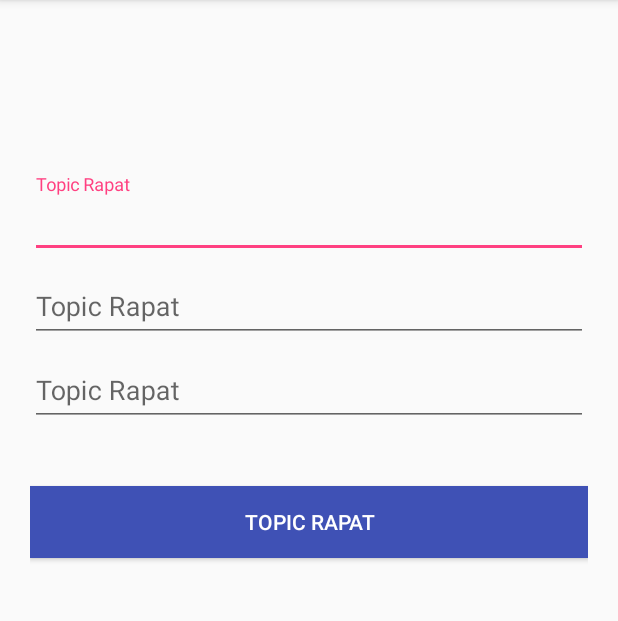
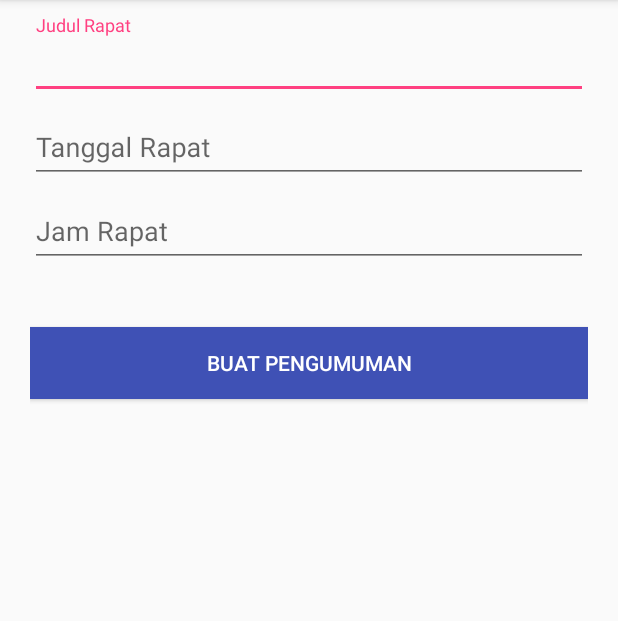
Before and after one commit to ewlight/aparat-androidapp, an Android app: the NewPengumumanActivity screen opened directly, with no data from a screen before it, on a phone screen of 412 x 824 dp, the part 84-705 px from its top. Run offline under Robolectric (Android 15) with nearby library versions, the light colour scheme and no system bars; libraries missing offline, so code that uses them is left out: com.lsjwzh.widget; plain views replace CircleProgressBar.

Commit message:
[EKA] Implement Date Picker on NewPengumuman

```diff
--- a/aparatapp/app/src/main/java/com/taracorpora/aparatapp/NewPengumumanActivity.java
+++ b/aparatapp/app/src/main/java/com/taracorpora/aparatapp/NewPengumumanActivity.java
@@ -1,17 +1,26 @@
 package com.taracorpora.aparatapp;
 
+import android.app.DatePickerDialog;
+import android.app.Dialog;
 import android.support.v4.app.DialogFragment;
 import android.support.v7.app.AppCompatActivity;
 import android.os.Bundle;
 import android.view.View;
 import android.widget.Button;
+import android.widget.DatePicker;
+import android.widget.EditText;
 
 import com.taracorpora.aparatapp.fragment.DatePickerFragment;
 import com.taracorpora.aparatapp.fragment.TimePickerFragment;
+import com.taracorpora.aparatapp.view.NewPengumumanView;
 
-public class NewPengumumanActivity extends AppCompatActivity {
+import java.util.Calendar;
 
-    private Button btnSignUp;
+public class NewPengumumanActivity extends AppCompatActivity  {
+
+    public Button btnSignUp;
+    public EditText textTanggal;
+    public String tanggal;
 
     @Override
     protected void onCreate(Bundle savedInstanceState) {
@@ -19,10 +28,12 @@ public class NewPengumumanActivity extends AppCompatActivity {
         setContentView(R.layout.activity_new_pengumuman);
         bindViewById();
         addBtnLoginListener();
+        addDatePickerListener();
     }
 
     private void bindViewById() {
         btnSignUp = findViewById(R.id.btn_signup);
+        textTanggal = findViewById(R.id.input_tanggal_rapat);
     }
 
     private void addBtnLoginListener() {
@@ -31,9 +42,30 @@ public class NewPengumumanActivity extends AppCompatActivity {
             public void onClick(View view) {
 //                DialogFragment newFragment = new TimePickerFragment();
 //                newFragment.show(getSupportFragmentManager(), "timePicker");
+//                DialogFragment newFragment = new DatePickerFragment();
+//                newFragment.show(getSupportFragmentManager(), "datePicker");
+            }
+        });
+    }
+
+    private void addDatePickerListener() {
+        textTanggal.setOnClickListener(new View.OnClickListener() {
+            @Override
+            public void onClick(View view) {
                 DialogFragment newFragment = new DatePickerFragment();
                 newFragment.show(getSupportFragmentManager(), "datePicker");
             }
         });
+
+
     }
+
+    public void bindDataTanggal(String tanggal) {
+        this.tanggal = tanggal;
+        textTanggal.setText(tanggal);
+    }
+
+
+
+
 }
--- a/aparatapp/app/src/main/java/com/taracorpora/aparatapp/fragment/DatePickerFragment.java
+++ b/aparatapp/app/src/main/java/com/taracorpora/aparatapp/fragment/DatePickerFragment.java
@@ -2,28 +2,39 @@ package com.taracorpora.aparatapp.fragment;
 
 import android.app.DatePickerDialog;
 import android.app.Dialog;
+import android.content.Context;
 import android.os.Bundle;
 import android.support.v4.app.DialogFragment;
 import android.widget.DatePicker;
 
+import com.taracorpora.aparatapp.NewPengumumanActivity;
 import java.util.Calendar;
 
 public class DatePickerFragment extends DialogFragment
         implements DatePickerDialog.OnDateSetListener {
 
+    NewPengumumanActivity parentActivity;
+    Context context;
+
+    public void onAttach(Context context) {
+        super.onAttach(context);
+        parentActivity = (NewPengumumanActivity) getActivity();
+        this.context = context;
+    }
+
+
     @Override
     public Dialog onCreateDialog(Bundle savedInstanceState) {
-        // Use the current date as the default date in the picker
+
         final Calendar c = Calendar.getInstance();
         int year = c.get(Calendar.YEAR);
         int month = c.get(Calendar.MONTH);
         int day = c.get(Calendar.DAY_OF_MONTH);
-
-        // Create a new instance of DatePickerDialog and return it
         return new DatePickerDialog(getActivity(), this, year, month, day);
     }
 
     public void onDateSet(DatePicker view, int year, int month, int day) {
-        // Do something with the date chosen by the user
+        String tanggal = year + "-"+month+"-"+day;
+        parentActivity.bindDataTanggal(tanggal);
     }
 }
--- /dev/null
+++ b/aparatapp/app/src/main/java/com/taracorpora/aparatapp/view/NewPengumumanView.java
@@ -0,0 +1,5 @@
+package com.taracorpora.aparatapp.view;
+
+public interface NewPengumumanView {
+    void setDateText(String textDate);
+}
--- a/aparatapp/app/src/main/res/layout/activity_new_pengumuman.xml
+++ b/aparatapp/app/src/main/res/layout/activity_new_pengumuman.xml
@@ -7,57 +7,59 @@
     tools:context=".GroupDetailActivity">
 
     <LinearLayout
-        android:layout_width="fill_parent"
+        android:layout_width="match_parent"
         android:layout_height="match_parent"
-        android:layout_marginTop="?attr/actionBarSize"
         android:orientation="vertical"
         android:paddingLeft="20dp"
         android:paddingRight="20dp"
-        android:paddingTop="60dp">
+        android:layout_marginTop="10dp"
+        android:gravity="top">
 
         <android.support.design.widget.TextInputLayout
-            android:id="@+id/input_layout_name"
+            android:id="@+id/input_layout_judul_rapat"
             android:layout_width="match_parent"
             android:layout_height="wrap_content">
 
             <EditText
-                android:id="@+id/input_name"
+                android:id="@+id/input_judul_rapat"
                 android:layout_width="match_parent"
                 android:layout_height="wrap_content"
                 android:singleLine="true"
-                android:hint="Topic Rapat" />
+                android:hint="Judul Rapat" />
         </android.support.design.widget.TextInputLayout>
 
         <android.support.design.widget.TextInputLayout
-            android:id="@+id/input_layout_email"
+            android:id="@+id/input_layout_tanggal_rapat"
             android:layout_width="match_parent"
             android:layout_height="wrap_content">
 
             <EditText
-                android:id="@+id/input_email"
+                android:id="@+id/input_tanggal_rapat"
                 android:layout_width="match_parent"
                 android:layout_height="wrap_content"
-                android:inputType="textEmailAddress"
-                android:hint="Topic Rapat" />
+                android:inputType="none"
+                android:editable="false"
+                android:focusable="false"
+                android:hint="Tanggal Rapat" />
         </android.support.design.widget.TextInputLayout>
 
         <android.support.design.widget.TextInputLayout
-            android:id="@+id/input_layout_password"
+            android:id="@+id/input_layout_jam_rapat"
             android:layout_width="match_parent"
             android:layout_height="wrap_content">
 
             <EditText
-                android:id="@+id/input_password"
+                android:id="@+id/input_jam_rapat"
                 android:layout_width="match_parent"
                 android:layout_height="wrap_content"
-                android:inputType="textPassword"
-                android:hint="Topic Rapat" />
+                android:inputType="none"
+                android:hint="Jam Rapat" />
         </android.support.design.widget.TextInputLayout>
 
         <Button android:id="@+id/btn_signup"
             android:layout_width="fill_parent"
             android:layout_height="wrap_content"
-            android:text="Topic Rapat"
+            android:text="Buat Pengumuman"
             android:background="@color/colorPrimary"
             android:layout_marginTop="40dp"
             android:textColor="@android:color/white"/>
```
